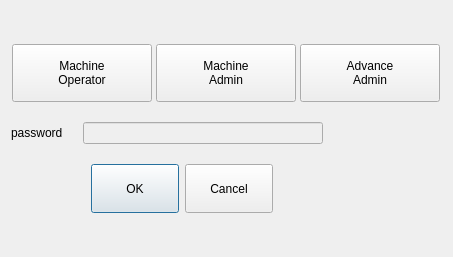
First picture: the form in custom_widgets/programhead/passworddialog.ui, repository dongdong-2009/3-5AxisRobot, before the edit.
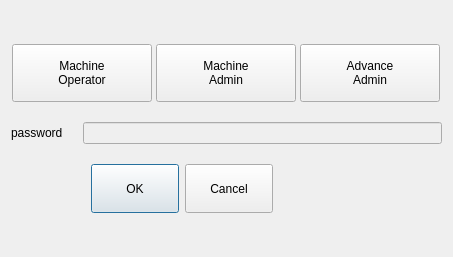
Second picture: the form after the edit. Icons and pictures are not drawn. Custom widgets are drawn as their Qt base class.

Commit message: 修改主机升级程序，修改时间控件，修改passwd对话框

The edit to the form file:
```diff
--- a/custom_widgets/programhead/passworddialog.ui
+++ b/custom_widgets/programhead/passworddialog.ui
@@ -155,17 +155,11 @@
         <bool>false</bool>
        </property>
        <property name="sizePolicy">
-        <sizepolicy hsizetype="Fixed" vsizetype="Fixed">
+        <sizepolicy hsizetype="Preferred" vsizetype="Fixed">
          <horstretch>0</horstretch>
          <verstretch>0</verstretch>
         </sizepolicy>
        </property>
-       <property name="maximumSize">
-        <size>
-         <width>240</width>
-         <height>16777215</height>
-        </size>
-       </property>
        <property name="echoMode">
         <enum>QLineEdit::Password</enum>
        </property>
```
The commit also changes 3 other files.
